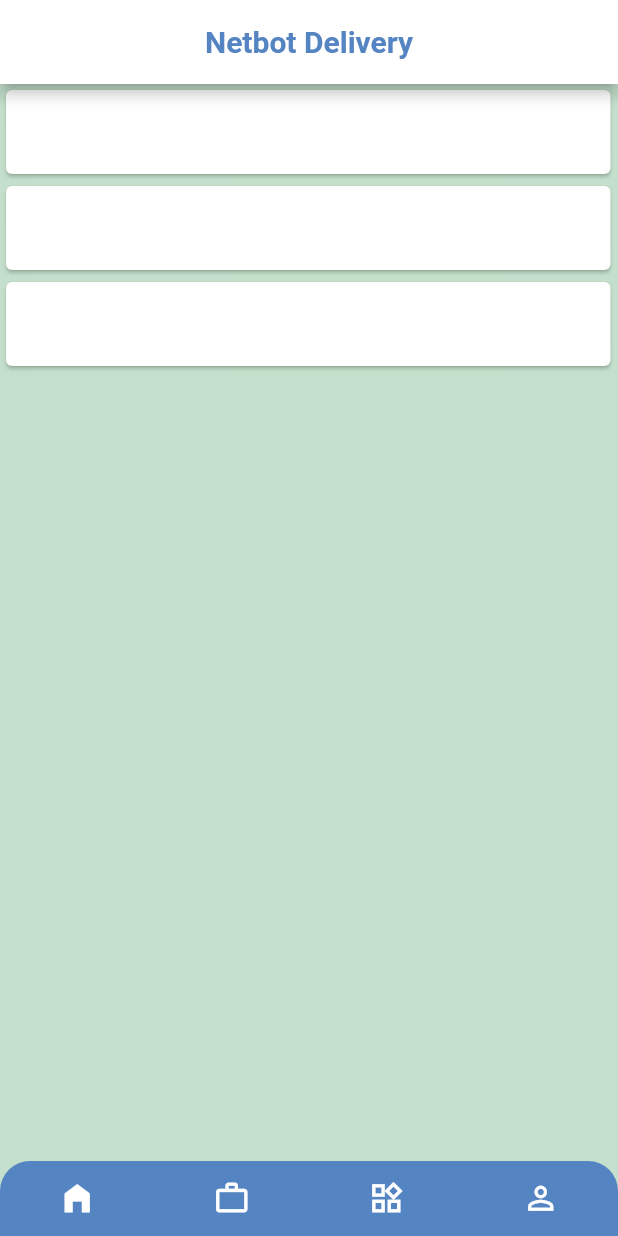
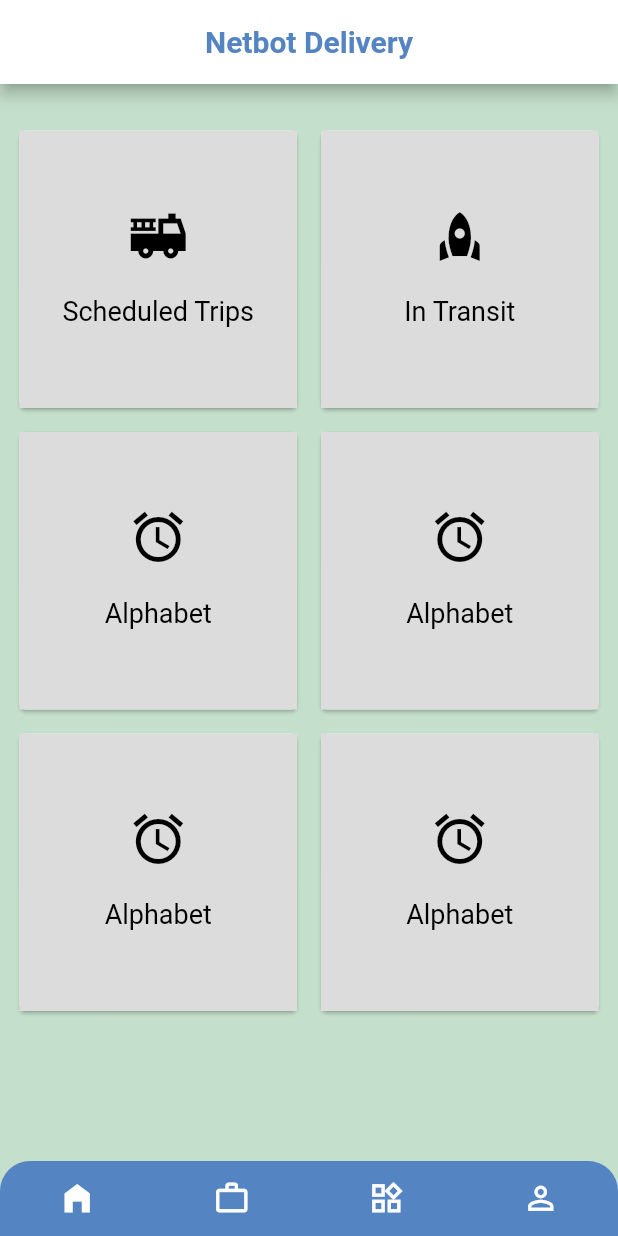
Before and after one commit to Vichiuri/Flutter-and-Dart-delivery-app, a Flutter app: the screen it shows after launch, on a phone screen of 412 x 824 dp. Run offline on Flutter 3.47's test engine with Material 2 defaults, Android fonts, the light colour scheme and no system bars.

Commit message:
added icons to dahboard

```diff
--- a/lib/home_widget.dart
+++ b/lib/home_widget.dart
@@ -137,40 +137,57 @@
   }
 }
 
-
 class Page1 extends StatelessWidget {
   const Page1({Key? key}) : super(key: key);
 
   @override
   Widget build(BuildContext context) {
     return Container(
+      padding: EdgeInsets.symmetric(vertical: 20.0, horizontal: 2.0),
+      child: GridView.count(
+        crossAxisCount: 2,
+        padding: EdgeInsets.all(3.0),
+        children: <Widget>[
+          makeDashboardItem("Scheduled Trips", Icons.fire_truck_sharp),
+          makeDashboardItem("In Transit", Icons.rocket),
+          makeDashboardItem("Alphabet", Icons.alarm),
+          makeDashboardItem("Alphabet", Icons.alarm),
+          makeDashboardItem("Alphabet", Icons.alarm),
+          makeDashboardItem("Alphabet", Icons.alarm)
+        ],
+      ),
+    );
+  }
 
-
-
-      height: MediaQuery.of(context).size.height *1 ,
-      width: MediaQuery.of(context).size.width,
-      padding: EdgeInsets.only(right: 1),
-      child: ListView.builder(
-          shrinkWrap: true,
-          itemCount: 3,
-          itemBuilder: (context, index) {
-            return Card(
-
-              child: Column(
-                mainAxisSize: MainAxisSize.min,
-                children: <Widget>[
-                  const ListTile(
-
-                  ),
-                ],
-              ),
-            );
-          }),
-
-
-
-    );
-
+  Card makeDashboardItem(String title, IconData icon) {
+    return Card(
+        elevation: 1.0,
+        margin: EdgeInsets.all(8.0),
+        child: Container(
+          decoration: BoxDecoration(color: Color.fromRGBO(220, 220, 220, 1.0)),
+          child: InkWell(
+            onTap: () {},
+            child: Column(
+              crossAxisAlignment: CrossAxisAlignment.stretch,
+              mainAxisSize: MainAxisSize.min,
+              verticalDirection: VerticalDirection.down,
+              children: <Widget>[
+                SizedBox(height: 50.0),
+                Center(
+                    child: Icon(
+                  icon,
+                  size: 40.0,
+                  color: Colors.black,
+                )),
+                SizedBox(height: 20.0),
+                Center(
+                  child: Text(title,
+                      style: TextStyle(fontSize: 18.0, color: Colors.black)),
+                )
+              ],
+            ),
+          ),
+        ));
   }
 }
 
```
Also changed, not shown: pubspec.lock.
